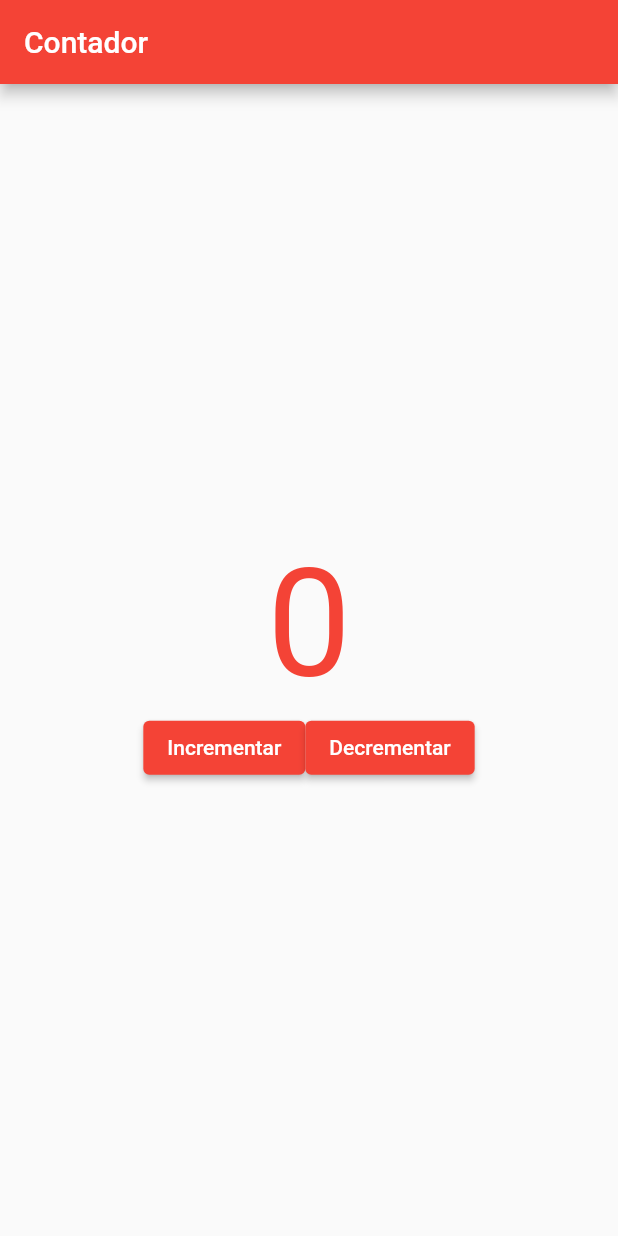
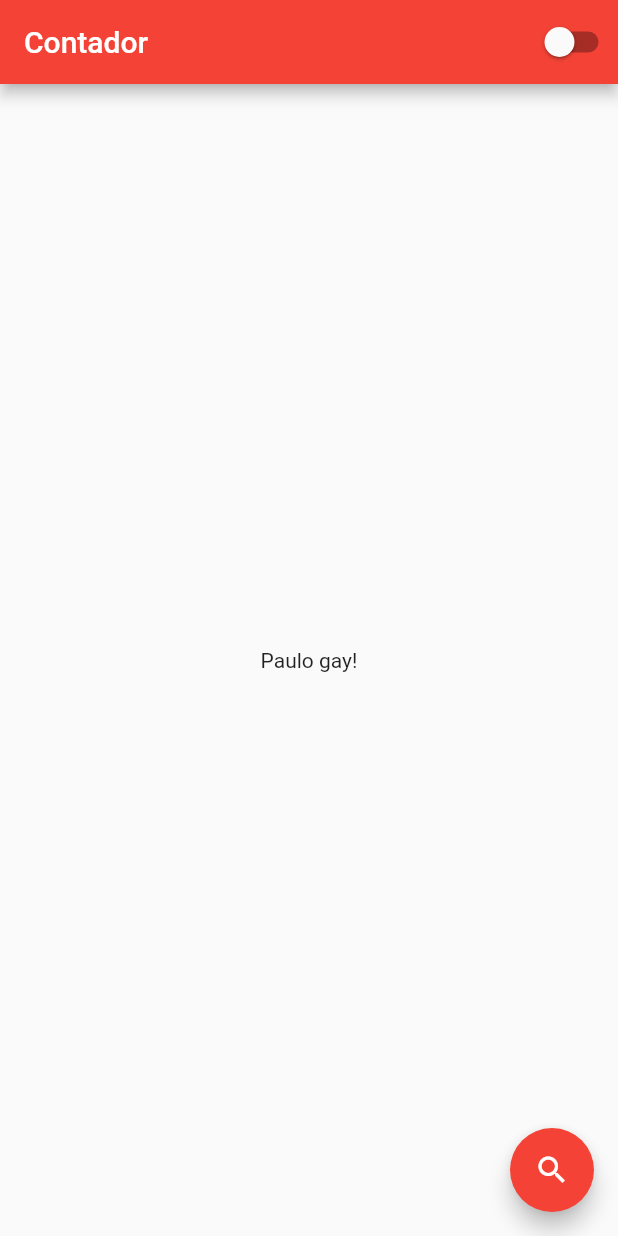
Before and after one commit to jeronimo3875br/counter-flutter-app, a Flutter app: the screen it shows after launch, on a phone screen of 412 x 824 dp. Run offline on Flutter 3.47's test engine with Material 2 defaults, Android fonts, the phone set to English and light mode, and no system bars.

Commit message:
first commit to github

```diff
--- /dev/null
+++ b/lib/app.dart
@@ -0,0 +1,21 @@
+import "./screens/home.screen.dart";
+import "package:flutter/material.dart";
+import "./controllers/app.controller.dart";
+
+class App extends StatelessWidget {
+  @override
+  Widget build(BuildContext context) {
+    return AnimatedBuilder(
+        animation: AppController.instance,
+        builder: (context, child) {
+          return MaterialApp(
+            theme: ThemeData(
+                primarySwatch: Colors.red,
+                brightness: AppController.instance.isDarkTheme
+                    ? Brightness.dark
+                    : Brightness.light),
+            home: Home(),
+          );
+        });
+  }
+}
--- /dev/null
+++ b/lib/components/switchTheme.component.dart
@@ -0,0 +1,13 @@
+import "package:flutter/material.dart";
+import "../controllers/app.controller.dart";
+
+class SwitchThemeComponent extends StatelessWidget {
+  @override
+  Widget build(BuildContext context) {
+    return Switch(
+        value: AppController.instance.isDarkTheme,
+        onChanged: (value) {
+          AppController.instance.changeTheme();
+        });
+  }
+}
--- /dev/null
+++ b/lib/controllers/app.controller.dart
@@ -0,0 +1,12 @@
+import "package:flutter/material.dart";
+
+class AppController extends ChangeNotifier {
+  bool isDarkTheme = false;
+
+  static AppController instance = AppController();
+
+  changeTheme() {
+    isDarkTheme = !isDarkTheme;
+    notifyListeners();
+  }
+}
--- a/lib/main.dart
+++ b/lib/main.dart
@@ -1,4 +1,4 @@
-import "./widgets/app.widget.dart";
+import "./app.dart";
 import "package:flutter/material.dart";
 
 void main() {
--- /dev/null
+++ b/lib/screens/home.screen.dart
@@ -0,0 +1,27 @@
+import "package:flutter/material.dart";
+import "../components/switchTheme.component.dart";
+
+class Home extends StatefulWidget {
+  @override
+  State<Home> createState() {
+    return HomeState();
+  }
+}
+
+class HomeState extends State<Home> {
+  @override
+  Widget build(BuildContext context) {
+    return Scaffold(
+        appBar: AppBar(
+          title: const Text("Contador"),
+          actions: [SwitchThemeComponent()],
+        ),
+        body: const Center(
+          child: Text("Paulo gay!"),
+        ),
+        floatingActionButton: FloatingActionButton(
+          child: const Icon(Icons.search),
+          onPressed: () {},
+        ));
+  }
+}
--- a/lib/widgets/app.widget.dart
+++ /dev/null
@@ -1,12 +0,0 @@
-import "./home.widget.dart";
-import "package:flutter/material.dart";
-
-class App extends StatelessWidget {
-  @override
-  Widget build(BuildContext context) {
-    return MaterialApp(
-        theme:
-            ThemeData(primarySwatch: Colors.red, backgroundColor: Colors.white),
-        home: HomePage());
-  }
-}
--- a/lib/widgets/home.widget.dart
+++ /dev/null
@@ -1,58 +0,0 @@
-import "package:flutter/material.dart";
-
-class HomePage extends StatefulWidget {
-  @override
-  State<HomePage> createState() {
-    return HomePageState();
-  }
-}
-
-class HomePageState extends State<HomePage> {
-  int _counter = 0;
-
-  void increment() {
-    setState(() {
-      _counter++;
-    });
-  }
-
-  void decrement() {
-    if (_counter <= 0) {
-      restart();
-    }
-
-    setState(() {
-      _counter--;
-    });
-  }
-
-  void restart() {
-    setState(() {
-      _counter = 1;
-    });
-  }
-
-  @override
-  Widget build(BuildContext context) {
-    return Scaffold(
-        appBar: AppBar(title: const Text("Contador")),
-        body: Container(
-            child:
-                Column(mainAxisAlignment: MainAxisAlignment.center, children: [
-          GestureDetector(
-              child: Text("$_counter",
-                  textAlign: TextAlign.center,
-                  style: const TextStyle(color: Colors.red, fontSize: 100)),
-              onTap: restart),
-          Row(
-            mainAxisAlignment: MainAxisAlignment.center,
-            children: [
-              ElevatedButton(
-                  child: const Text("Incrementar"), onPressed: increment),
-              ElevatedButton(
-                  child: const Text("Decrementar"), onPressed: decrement)
-            ],
-          )
-        ])));
-  }
-}
```
